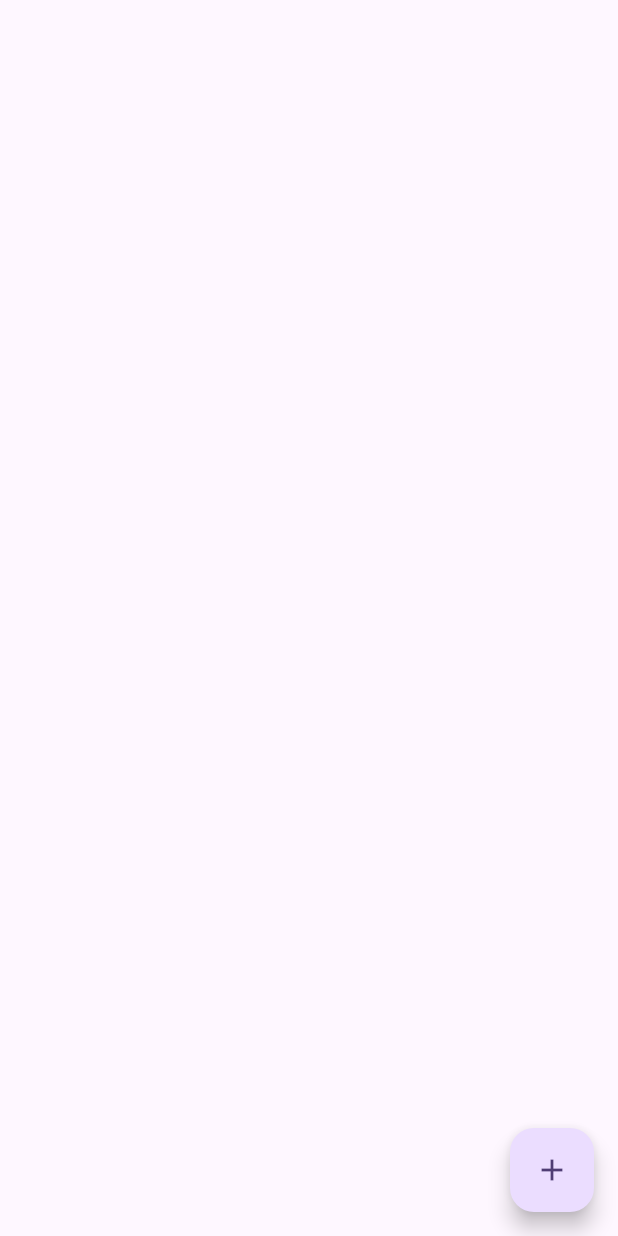
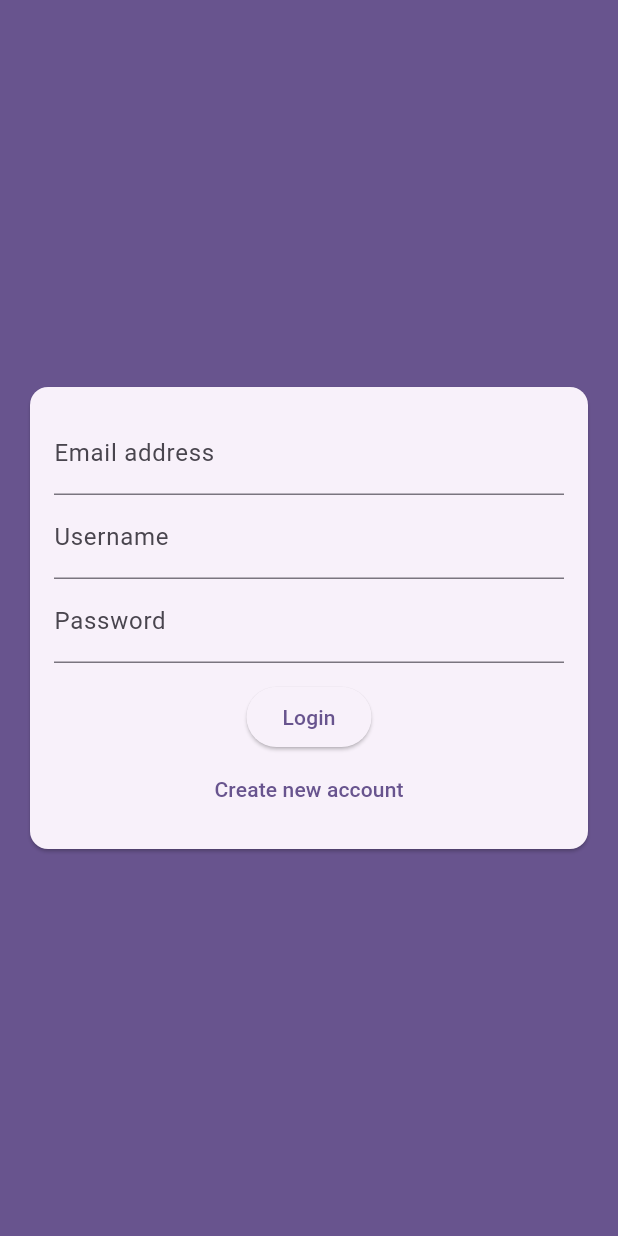
Before and after one commit to FARHADGULL/QuickChat, a Flutter app: the screen it shows after launch, on a phone screen of 412 x 824 dp. Run offline on Flutter 3.47's test engine with Material 2 defaults, Android fonts, the phone set to English and light mode, and no system bars; our stand-ins replace cloud_firestore, firebase_core; accounts and stored records are empty.

Commit message:
added auth screen

```diff
--- a/lib/main.dart
+++ b/lib/main.dart
@@ -1,5 +1,6 @@
 import 'package:firebase_core/firebase_core.dart';
 import 'package:flutter/material.dart';
+import 'package:quick_chat/screens/auth_screen.dart';
 
 import 'screens/chat_screen.dart';
 
@@ -22,7 +23,7 @@ class MyApp extends StatelessWidget {
         colorScheme: ColorScheme.fromSeed(seedColor: Colors.deepPurple),
         useMaterial3: true,
       ),
-      home: const ChatScreen(),
+      home: const AuthScreen(),
     );
   }
 }
--- a/lib/screens/auth_screen.dart
+++ b/lib/screens/auth_screen.dart
@@ -0,0 +1,19 @@
+import 'package:flutter/material.dart';
+import 'package:quick_chat/widgets/auth/auth_form.dart';
+
+class AuthScreen extends StatefulWidget {
+  const AuthScreen({super.key});
+
+  @override
+  State<AuthScreen> createState() => _AuthScreenState();
+}
+
+class _AuthScreenState extends State<AuthScreen> {
+  @override
+  Widget build(BuildContext context) {
+    return Scaffold(
+      backgroundColor: Theme.of(context).colorScheme.primary,
+      body: AuthForm(),
+    );
+  }
+}
--- a/lib/screens/chat_screen.dart
+++ b/lib/screens/chat_screen.dart
@@ -26,7 +26,9 @@ class ChatScreen extends StatelessWidget {
             },),
       floatingActionButton: FloatingActionButton(
         onPressed: () {
-
+          FirebaseFirestore.instance
+            .collection('chats/8VMCrk3F4deQ6hfbv2E2/messages')
+            .add({'text': 'This was added by clicking the button!'});
         },
         child: const Icon(Icons.add),
       )
--- /dev/null
+++ b/lib/widgets/auth/auth_form.dart
@@ -0,0 +1,51 @@
+import 'package:flutter/material.dart';
+
+class AuthForm extends StatefulWidget {
+  const AuthForm({super.key});
+
+  @override
+  State<AuthForm> createState() => _AuthFormState();
+}
+
+class _AuthFormState extends State<AuthForm> {
+  @override
+  Widget build(BuildContext context) {
+    return Center(
+        child: Card(
+          margin: const EdgeInsets.all(20),
+          child: SingleChildScrollView(
+            child: Padding(
+              padding: const EdgeInsets.all(16),
+              child: Form(
+                child: Column(
+                  mainAxisSize: MainAxisSize.min,
+                  children: <Widget>[
+                    TextFormField(
+                      keyboardType: TextInputType.emailAddress,
+                      decoration: const InputDecoration(labelText: 'Email address'),
+                    ),
+                    TextFormField(
+                      decoration: const InputDecoration(labelText: 'Username'),
+                    ),
+                    TextFormField(
+                      decoration: const InputDecoration(labelText: 'Password'),
+                      obscureText: true,
+                    ),
+                    const SizedBox(height: 12),
+                    ElevatedButton(
+                      child: const Text('Login'),
+                      onPressed: () {},
+                    ),
+                    TextButton(
+                      child: const Text('Create new account'),
+                      onPressed: () {},
+                    ),
+                  ],
+                ),
+              ),
+            ),
+          ),
+        )
+      );
+  }
+}
```
